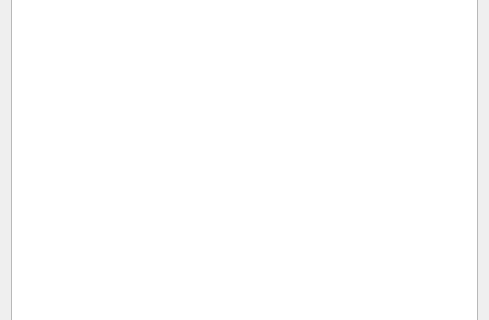
MonroeQuantumNetworks/IonControl, file ui/TodoList.ui: the form before one commit; both pictures show x 0 to 489 and y 196 to 516 of the 489 by 637 pixel window.
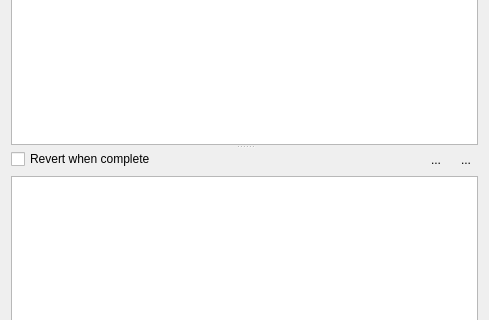
The form after the commit. Icons and pictures are not drawn.

```diff
--- a/ui/TodoList.ui
+++ b/ui/TodoList.ui
@@ -13,7 +13,7 @@
   <property name="windowTitle">
    <string>Todo List</string>
   </property>
-  <layout class="QVBoxLayout" name="verticalLayout">
+  <layout class="QVBoxLayout" name="verticalLayout_2">
    <item>
     <layout class="QHBoxLayout" name="horizontalLayout_3">
      <item>
@@ -224,7 +224,71 @@
     </layout>
    </item>
    <item>
-    <widget class="QTableView" name="tableView"/>
+    <widget class="QSplitter" name="splitter">
+     <property name="orientation">
+      <enum>Qt::Vertical</enum>
+     </property>
+     <widget class="QTableView" name="tableView"/>
+     <widget class="QWidget" name="">
+      <layout class="QVBoxLayout" name="verticalLayout">
+       <item>
+        <layout class="QHBoxLayout" name="horizontalLayout_4">
+         <item>
+          <widget class="QCheckBox" name="revertCheckBox">
+           <property name="text">
+            <string>Revert when complete</string>
+           </property>
+          </widget>
+         </item>
+         <item>
+          <spacer name="horizontalSpacer_2">
+           <property name="orientation">
+            <enum>Qt::Horizontal</enum>
+           </property>
+           <property name="sizeHint" stdset="0">
+            <size>
+             <width>40</width>
+             <height>20</height>
+            </size>
+           </property>
+          </spacer>
+         </item>
+         <item>
+          <widget class="QToolButton" name="addSettingButton">
+           <property name="text">
+            <string>...</string>
+           </property>
+           <property name="icon">
+            <iconset resource="Experiment.qrc">
+             <normaloff>:/openicon/icons/edit-add.png</normaloff>:/openicon/icons/edit-add.png</iconset>
+           </property>
+           <property name="autoRaise">
+            <bool>true</bool>
+           </property>
+          </widget>
+         </item>
+         <item>
+          <widget class="QToolButton" name="removeSettingButton">
+           <property name="text">
+            <string>...</string>
+           </property>
+           <property name="icon">
+            <iconset resource="Experiment.qrc">
+             <normaloff>:/openicon/icons/edit_remove.png</normaloff>:/openicon/icons/edit_remove.png</iconset>
+           </property>
+           <property name="autoRaise">
+            <bool>true</bool>
+           </property>
+          </widget>
+         </item>
+        </layout>
+       </item>
+       <item>
+        <widget class="QTableView" name="settingTableView"/>
+       </item>
+      </layout>
+     </widget>
+    </widget>
    </item>
   </layout>
  </widget>
```
